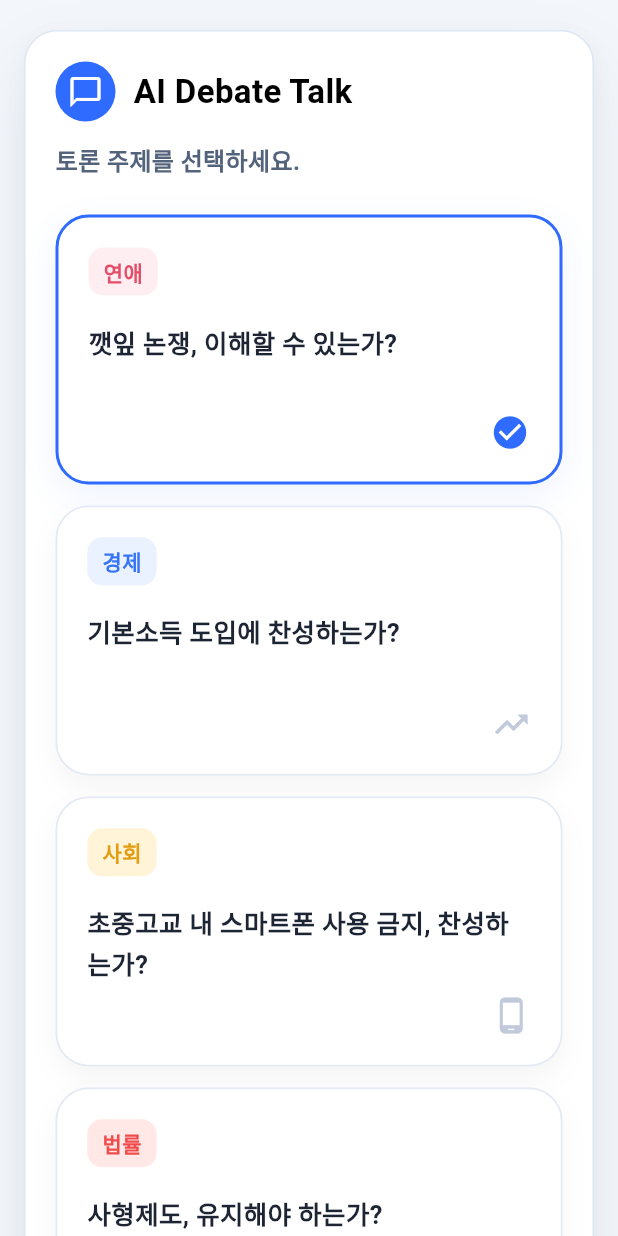
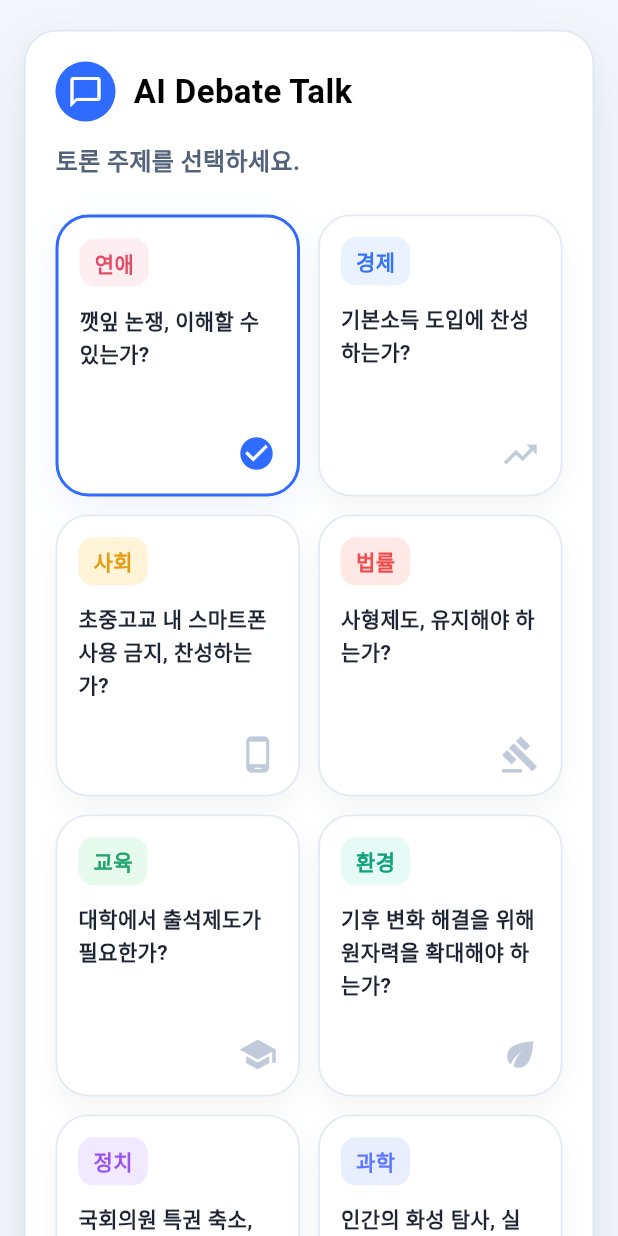
Before and after one commit to B3O1/ai-debate-front, a Flutter app: the screen it shows after launch, after a tap on "연애", on a phone screen of 412 x 824 dp. Run offline on Flutter 3.47's test engine with Material 3 defaults, Android fonts, the phone set to English and light mode, and no system bars; our stand-ins replace dio, flutter_bloc, get_it.

Commit message:
fix: center topic grid and compact tablet landscape layout

```diff
--- a/lib/features/presentation/pages/home_page.dart
+++ b/lib/features/presentation/pages/home_page.dart
@@ -62,9 +62,26 @@ class _HomeViewState extends State<_HomeView> {
               return LayoutBuilder(
                 builder: (context, constraints) {
                   final isMobile = constraints.maxWidth < 700;
+                  final isTabletLandscape =
+                      constraints.maxWidth >= 900 &&
+                      constraints.maxWidth > constraints.maxHeight;
                   final horizontalPadding = isMobile ? 16.0 : 28.0;
-                  final verticalPadding = isMobile ? 20.0 : 40.0;
-                  final containerPadding = isMobile ? 20.0 : 32.0;
+                  final verticalPadding = isTabletLandscape
+                      ? 20.0
+                      : isMobile
+                      ? 20.0
+                      : 40.0;
+                  final containerPadding = isTabletLandscape
+                      ? 24.0
+                      : isMobile
+                      ? 20.0
+                      : 32.0;
+                  final topicAreaHeightBudget = isTabletLandscape
+                      ? constraints.maxHeight -
+                            (verticalPadding * 2) -
+                            (containerPadding * 2) -
+                            200
+                      : null;
 
                   return SingleChildScrollView(
                     padding: EdgeInsets.symmetric(
@@ -134,6 +151,8 @@ class _HomeViewState extends State<_HomeView> {
                                 else
                                   HomeTopicGrid(
                                     topics: state.topics,
+                                    availableHeight: topicAreaHeightBudget,
+                                    compactLandscape: isTabletLandscape,
                                     selectedTopicId: state.selectedTopicId,
                                     hoveredTopicId: state.hoveredTopicId,
                                     customTopicController:
@@ -159,8 +178,15 @@ class _HomeViewState extends State<_HomeView> {
                                       );
                                     },
                                   ),
-                                SizedBox(height: isMobile ? 24 : 40),
+                                SizedBox(
+                                  height: isTabletLandscape
+                                      ? 20
+                                      : isMobile
+                                      ? 24
+                                      : 40,
+                                ),
                                 HomeActionPanel(
+                                  compact: isTabletLandscape,
                                   selectedStyle: state.selectedStyle,
                                   hoveredStyle: state.hoveredStyle,
                                   onStyleTapped: (style) {
--- a/lib/features/presentation/widgets/custom_topic_card.dart
+++ b/lib/features/presentation/widgets/custom_topic_card.dart
@@ -37,6 +37,7 @@ class CustomTopicCard extends StatelessWidget {
   @override
   Widget build(BuildContext context) {
     final isCompact = width < 200;
+    final isNarrow = width < 150;
 
     return MouseRegion(
       cursor: SystemMouseCursors.click,
@@ -50,7 +51,13 @@ class CustomTopicCard extends StatelessWidget {
           curve: Curves.easeOut,
           width: width,
           height: height,
-          padding: EdgeInsets.all(isCompact ? 16 : 20),
+          padding: EdgeInsets.all(
+            isNarrow
+                ? 12
+                : isCompact
+                ? 14
+                : 20,
+          ),
           decoration: BoxDecoration(
             color: Colors.white,
             borderRadius: BorderRadius.circular(22),
@@ -87,13 +94,13 @@ class CustomTopicCard extends StatelessWidget {
                       child: const Text(
                         '직접 입력',
                         style: TextStyle(
-                          fontSize: 14,
+                          fontSize: 12,
                           fontWeight: FontWeight.w700,
                           color: Color(0xFF5B6880),
                         ),
                       ),
                     ),
-                    const SizedBox(height: 14),
+                    SizedBox(height: isNarrow ? 10 : 14),
                     Expanded(
                       child: TextField(
                         autofocus: true,
@@ -106,19 +113,23 @@ class CustomTopicCard extends StatelessWidget {
                           isCollapsed: true,
                         ),
                         style: TextStyle(
-                          fontSize: isCompact ? 15 : 16,
+                          fontSize: isNarrow
+                              ? 13
+                              : isCompact
+                              ? 14
+                              : 16,
                           fontWeight: FontWeight.w600,
                           color: const Color(0xFF4D5B73),
-                          height: 1.5,
+                          height: isNarrow ? 1.35 : 1.5,
                         ),
                       ),
                     ),
-                    const Align(
+                    Align(
                       alignment: Alignment.bottomRight,
                       child: Icon(
                         Icons.check_circle,
                         color: Color(0xFF2F6BFF),
-                        size: 24,
+                        size: isNarrow ? 20 : 24,
                       ),
                     ),
                   ],
@@ -126,16 +137,24 @@ class CustomTopicCard extends StatelessWidget {
               : Column(
                   mainAxisAlignment: MainAxisAlignment.center,
                   children: [
-                    const Icon(Icons.add, size: 38, color: Color(0xFF6A7892)),
-                    const SizedBox(height: 16),
+                    Icon(
+                      Icons.add,
+                      size: isNarrow ? 28 : 38,
+                      color: const Color(0xFF6A7892),
+                    ),
+                    SizedBox(height: isNarrow ? 10 : 16),
                     Text(
                       '원하는 주제가 없으신가요?',
                       textAlign: TextAlign.center,
                       style: TextStyle(
-                        fontSize: isCompact ? 16 : 18,
+                        fontSize: isNarrow
+                            ? 13
+                            : isCompact
+                            ? 15
+                            : 18,
                         fontWeight: FontWeight.w700,
-                        color: Color(0xFF66748E),
-                        height: 1.5,
+                        color: const Color(0xFF66748E),
+                        height: isNarrow ? 1.35 : 1.5,
                       ),
                     ),
                   ],
--- a/lib/features/presentation/widgets/debate_style_section.dart
+++ b/lib/features/presentation/widgets/debate_style_section.dart
@@ -3,6 +3,7 @@ import 'package:flutter/material.dart';
 import '../../domain/entities/debate_style.dart';
 
 class DebateStyleSection extends StatelessWidget {
+  final bool compact;
   final DebateStyle? selectedStyle;
   final DebateStyle? hoveredStyle;
   final ValueChanged<DebateStyle> onStyleTapped;
@@ -11,6 +12,7 @@ class DebateStyleSection extends StatelessWidget {
 
   const DebateStyleSection({
     super.key,
+    this.compact = false,
     required this.selectedStyle,
     required this.hoveredStyle,
     required this.onStyleTapped,
@@ -21,6 +23,7 @@ class DebateStyleSection extends StatelessWidget {
   @override
   Widget build(BuildContext context) {
     final isCompact = MediaQuery.sizeOf(context).width < 520;
+    final isDense = compact && !isCompact;
 
     return Column(
       crossAxisAlignment: CrossAxisAlignment.start,
@@ -36,26 +39,35 @@ class DebateStyleSection extends StatelessWidget {
             Text(
               'AI 반박 스타일 선택',
               style: TextStyle(
-                fontSize: isCompact ? 18 : 20,
+                fontSize: isCompact
+                    ? 18
+                    : isDense
+                    ? 18
+                    : 20,
                 fontWeight: FontWeight.w700,
                 color: const Color(0xFF243041),
               ),
             ),
           ],
         ),
-        const SizedBox(height: 18),
+        SizedBox(height: isDense ? 14 : 18),
         _SlidingSegmentedControl(
+          compact: compact,
           selectedStyle: selectedStyle,
           hoveredStyle: hoveredStyle,
           onStyleTapped: onStyleTapped,
           onStyleHoverEnter: onStyleHoverEnter,
           onStyleHoverExit: onStyleHoverExit,
         ),
-        const SizedBox(height: 14),
+        SizedBox(height: isDense ? 10 : 14),
         Text(
           _description(selectedStyle),
           style: TextStyle(
-            fontSize: isCompact ? 14 : 15,
+            fontSize: isCompact
+                ? 14
+                : isDense
+                ? 13
+                : 15,
             color: const Color(0xFF66748E),
             fontWeight: FontWeight.w500,
           ),
@@ -79,6 +91,7 @@ class DebateStyleSection extends StatelessWidget {
 }
 
 class _SlidingSegmentedControl extends StatelessWidget {
+  final bool compact;
   final DebateStyle? selectedStyle;
   final DebateStyle? hoveredStyle;
   final ValueChanged<DebateStyle> onStyleTapped;
@@ -86,6 +99,7 @@ class _SlidingSegmentedControl extends StatelessWidget {
   final VoidCallback onStyleHoverExit;
 
   const _SlidingSegmentedControl({
+    required this.compact,
     required this.selectedStyle,
     required this.hoveredStyle,
     required this.onStyleTapped,
@@ -134,8 +148,8 @@ class _SlidingSegmentedControl extends StatelessWidget {
     }
 
     return Container(
-      height: 58,
-      padding: const EdgeInsets.all(6),
+      height: compact ? 52 : 58,
+      padding: EdgeInsets.all(compact ? 5 : 6),
       decoration: BoxDecoration(
         color: const Color(0xFFE8EDF6),
         borderRadius: BorderRadius.circular(18),
--- a/lib/features/presentation/widgets/home/home_action_panel.dart
+++ b/lib/features/presentation/widgets/home/home_action_panel.dart
@@ -5,6 +5,7 @@ import '../debate_style_section.dart';
 import '../start_debate_button.dart';
 
 class HomeActionPanel extends StatelessWidget {
+  final bool compact;
   final DebateStyle? selectedStyle;
   final DebateStyle? hoveredStyle;
   final ValueChanged<DebateStyle> onStyleTapped;
@@ -15,6 +16,7 @@ class HomeActionPanel extends StatelessWidget {
 
   const HomeActionPanel({
     super.key,
+    this.compact = false,
     required this.selectedStyle,
     required this.hoveredStyle,
     required this.onStyleTapped,
@@ -30,7 +32,13 @@ class HomeActionPanel extends StatelessWidget {
 
     return Container(
       width: double.infinity,
-      padding: EdgeInsets.all(isMobile ? 20 : 24),
+      padding: EdgeInsets.all(
+        compact
+            ? 18
+            : isMobile
+            ? 20
+            : 24,
+      ),
       decoration: BoxDecoration(
         color: const Color(0xFFF7FAFE),
         borderRadius: BorderRadius.circular(24),
@@ -41,6 +49,7 @@ class HomeActionPanel extends StatelessWidget {
               crossAxisAlignment: CrossAxisAlignment.stretch,
               children: [
                 DebateStyleSection(
+                  compact: compact,
                   selectedStyle: selectedStyle,
                   hoveredStyle: hoveredStyle,
                   onStyleTapped: onStyleTapped,
@@ -51,6 +60,7 @@ class HomeActionPanel extends StatelessWidget {
                 StartDebateButton(
                   enabled: isStartEnabled,
                   onPressed: onStartPressed,
+                  compact: compact,
                   fullWidth: true,
                 ),
               ],
@@ -61,6 +71,7 @@ class HomeActionPanel extends StatelessWidget {
                 Expanded(
                   flex: 3,
                   child: DebateStyleSection(
+                    compact: compact,
                     selectedStyle: selectedStyle,
                     hoveredStyle: hoveredStyle,
                     onStyleTapped: onStyleTapped,
@@ -74,6 +85,7 @@ class HomeActionPanel extends StatelessWidget {
                     alignment: Alignment.centerRight,
                     child: StartDebateButton(
                       enabled: isStartEnabled,
+                      compact: compact,
                       onPressed: onStartPressed,
                     ),
                   ),
--- a/lib/features/presentation/widgets/home/home_topic_grid.dart
+++ b/lib/features/presentation/widgets/home/home_topic_grid.dart
@@ -6,6 +6,8 @@ import '../topic_card.dart';
 
 class HomeTopicGrid extends StatelessWidget {
   final List<HomeItem> topics;
+  final double? availableHeight;
+  final bool compactLandscape;
   final String? selectedTopicId;
   final String? hoveredTopicId;
   final TextEditingController customTopicController;
@@ -17,6 +19,8 @@ class HomeTopicGrid extends StatelessWidget {
   const HomeTopicGrid({
     super.key,
     required this.topics,
+    this.availableHeight,
+    this.compactLandscape = false,
     required this.selectedTopicId,
     required this.hoveredTopicId,
     required this.customTopicController,
@@ -31,15 +35,53 @@ class HomeTopicGrid extends StatelessWidget {
     return LayoutBuilder(
       builder: (context, constraints) {
         final width = constraints.maxWidth;
-        final spacing = width < 700 ? 14.0 : 20.0;
-        final cardWidth = width < 520
-            ? width
+        final isNarrowMobile = width < 520;
+        final spacing = compactLandscape
+            ? 14.0
+            : isNarrowMobile
+            ? 12.0
             : width < 900
-            ? (width - spacing) / 2
+            ? 16.0
+            : 20.0;
+        final minCardWidth = compactLandscape
+            ? 150.0
+            : isNarrowMobile
+            ? 140.0
             : 220.0;
-        final cardHeight = width < 520 ? 180.0 : 220.0;
+        final maxCardWidth = compactLandscape
+            ? 190.0
+            : isNarrowMobile
+            ? 180.0
+            : 260.0;
+        final maxColumns = isNarrowMobile ? 2 : 4;
 
-        return Wrap(
+        final crossAxisCount = width <= minCardWidth
+            ? 1
+            : ((width + spacing) / (minCardWidth + spacing)).floor().clamp(
+                1,
+                maxColumns,
+              );
+        final rawCardWidth =
+            (width - (spacing * (crossAxisCount - 1))) / crossAxisCount;
+        final cardWidth = rawCardWidth.clamp(minCardWidth, maxCardWidth);
+        final rowCount = (topics.length / crossAxisCount).ceil();
+        final autoHeight = availableHeight == null
+            ? null
+            : (availableHeight! - (spacing * (rowCount - 1))) / rowCount;
+        final cardHeight = compactLandscape
+            ? (autoHeight ?? 150.0).clamp(138.0, 168.0)
+            : isNarrowMobile
+            ? 188.0
+            : cardWidth < 220
+            ? 190.0
+            : 220.0;
+        final gridWidth =
+            (cardWidth * crossAxisCount) + (spacing * (crossAxisCount - 1));
+
+        return Center(
+          child: SizedBox(
+            width: gridWidth > width ? width : gridWidth,
+            child: Wrap(
               spacing: spacing,
               runSpacing: spacing,
               children: topics.map<Widget>((topic) {
@@ -68,6 +110,8 @@ class HomeTopicGrid extends StatelessWidget {
                   onHoverExit: onTopicHoverExit,
                 );
               }).toList(),
+            ),
+          ),
         );
       },
     );
--- a/lib/features/presentation/widgets/start_debate_button.dart
+++ b/lib/features/presentation/widgets/start_debate_button.dart
@@ -4,19 +4,21 @@ class StartDebateButton extends StatelessWidget {
   final bool enabled;
   final VoidCallback? onPressed;
   final bool fullWidth;
+  final bool compact;
 
   const StartDebateButton({
     super.key,
     required this.enabled,
     required this.onPressed,
     this.fullWidth = false,
+    this.compact = false,
   });
 
   @override
   Widget build(BuildContext context) {
     return SizedBox(
       width: fullWidth ? double.infinity : 220,
-      height: 52,
+      height: compact ? 46 : 52,
       child: ElevatedButton(
         onPressed: enabled ? onPressed : null,
         style: ElevatedButton.styleFrom(
@@ -26,7 +28,10 @@ class StartDebateButton extends StatelessWidget {
           shape: RoundedRectangleBorder(
             borderRadius: BorderRadius.circular(18),
           ),
-          textStyle: const TextStyle(fontSize: 18, fontWeight: FontWeight.w700),
+          textStyle: TextStyle(
+            fontSize: compact ? 16 : 18,
+            fontWeight: FontWeight.w700,
+          ),
         ),
         child: const Text('토론 시작하기'),
       ),
--- a/lib/features/presentation/widgets/topic_card.dart
+++ b/lib/features/presentation/widgets/topic_card.dart
@@ -64,6 +64,7 @@ class TopicCard extends StatelessWidget {
   @override
   Widget build(BuildContext context) {
     final isCompact = width < 200;
+    final isNarrow = width < 150;
 
     return MouseRegion(
       cursor: SystemMouseCursors.click,
@@ -77,7 +78,13 @@ class TopicCard extends StatelessWidget {
           curve: Curves.easeOut,
           width: width,
           height: height,
-          padding: EdgeInsets.all(isCompact ? 16 : 20),
+          padding: EdgeInsets.all(
+            isNarrow
+                ? 12
+                : isCompact
+                ? 14
+                : 20,
+          ),
           decoration: BoxDecoration(
             color: Colors.white,
             borderRadius: BorderRadius.circular(22),
@@ -97,18 +104,32 @@ class TopicCard extends StatelessWidget {
           child: Column(
             crossAxisAlignment: CrossAxisAlignment.start,
             children: [
-              _CategoryChip(category: topic.category),
-              SizedBox(height: isCompact ? 14 : 18),
-              Text(
-                topic.title,
-                style: TextStyle(
-                  fontSize: isCompact ? 15 : 17,
-                  fontWeight: FontWeight.w700,
-                  color: const Color(0xFF1D2433),
-                  height: 1.5,
+              _CategoryChip(category: topic.category, compact: isNarrow),
+              SizedBox(
+                height: isNarrow
+                    ? 10
+                    : isCompact
+                    ? 12
+                    : 18,
+              ),
+              Expanded(
+                child: Text(
+                  topic.title,
+                  maxLines: isNarrow ? 4 : 5,
+                  overflow: TextOverflow.ellipsis,
+                  style: TextStyle(
+                    fontSize: isNarrow
+                        ? 13
+                        : isCompact
+                        ? 14
+                        : 17,
+                    fontWeight: FontWeight.w700,
+                    color: const Color(0xFF1D2433),
+                    height: isNarrow ? 1.35 : 1.5,
+                  ),
                 ),
               ),
-              const Spacer(),
+              SizedBox(height: isNarrow ? 8 : 12),
               Align(
                 alignment: Alignment.bottomRight,
                 child: Icon(
@@ -116,7 +137,7 @@ class TopicCard extends StatelessWidget {
                   color: isSelected
                       ? const Color(0xFF2F6BFF)
                       : const Color(0xFFC0CADB),
-                  size: 26,
+                  size: isNarrow ? 20 : 26,
                 ),
               ),
             ],
@@ -129,8 +150,9 @@ class TopicCard extends StatelessWidget {
 
 class _CategoryChip extends StatelessWidget {
   final String category;
+  final bool compact;
 
-  const _CategoryChip({required this.category});
+  const _CategoryChip({required this.category, this.compact = false});
 
   Color _backgroundColor() {
     switch (category) {
@@ -185,7 +207,10 @@ class _CategoryChip extends StatelessWidget {
   @override
   Widget build(BuildContext context) {
     return Container(
-      padding: const EdgeInsets.symmetric(horizontal: 10, vertical: 6),
+      padding: EdgeInsets.symmetric(
+        horizontal: compact ? 8 : 10,
+        vertical: compact ? 4 : 6,
+      ),
       decoration: BoxDecoration(
         color: _backgroundColor(),
         borderRadius: BorderRadius.circular(10),
@@ -193,7 +218,7 @@ class _CategoryChip extends StatelessWidget {
       child: Text(
         category,
         style: TextStyle(
-          fontSize: 14,
+          fontSize: compact ? 12 : 14,
           fontWeight: FontWeight.w700,
           color: _textColor(),
         ),
```
Lines whose indentation alone changed are shown as unchanged.
